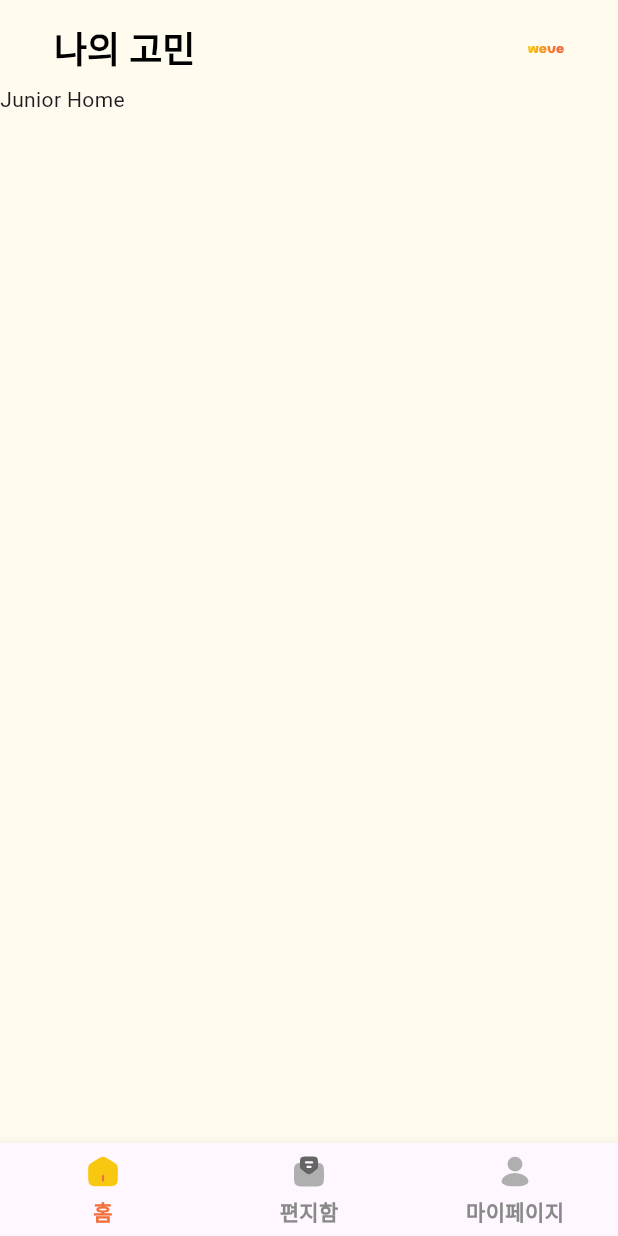
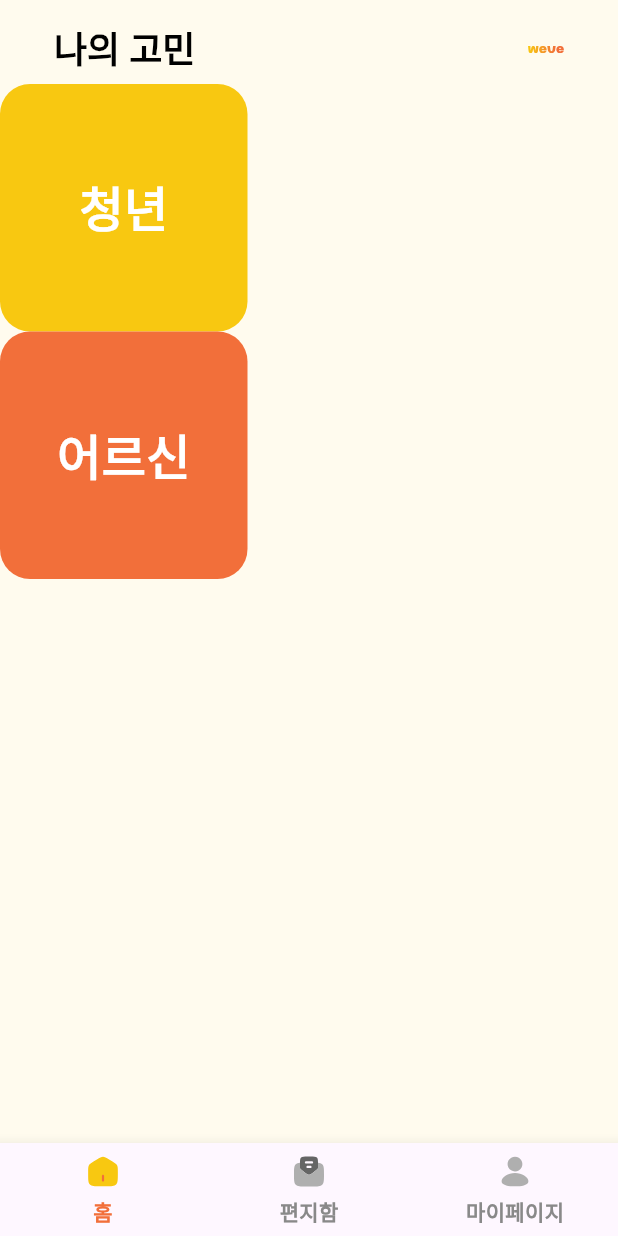
Before and after one commit to gdsc-ssu/gdgoc-weve-client, a Flutter app: the screen it shows after launch, on a phone screen of 412 x 824 dp. Run offline on Flutter 3.47's test engine with Material 3 defaults, Android fonts, the phone set to English and light mode, and no system bars; our stand-ins replace flutter_riverpod, flutter_svg; Roboto replaces fonts that are missing (Pretendard).

Commit message:
feat: 어르신,청년 모드 설정 버튼 컴포넌트

```diff
--- a/lib/commons/widgets/header/viewmodel/header_viewmodel.dart
+++ b/lib/commons/widgets/header/viewmodel/header_viewmodel.dart
@@ -1,4 +1,3 @@
-import 'package:flutter/material.dart';
 import 'package:flutter_riverpod/flutter_riverpod.dart';
 import 'package:weve_client/commons/widgets/header/model/header_config.dart';
 import 'package:weve_client/commons/widgets/header/model/header_type.dart';
--- /dev/null
+++ b/lib/commons/widgets/mode_button/model/mode_type.dart
@@ -0,0 +1,35 @@
+import 'package:flutter/material.dart';
+import 'package:weve_client/core/constants/colors.dart';
+
+enum ModeType {
+  senior,
+  junior,
+}
+
+class ModeTypeModel {
+  final ModeType type;
+  final String text;
+  final Color color;
+
+  ModeTypeModel({required this.type})
+      : text = _getDefaultText(type),
+        color = _getDefaultColor(type);
+
+  static String _getDefaultText(ModeType type) {
+    switch (type) {
+      case ModeType.senior:
+        return "어르신";
+      case ModeType.junior:
+        return "청년";
+    }
+  }
+
+  static Color _getDefaultColor(ModeType type) {
+    switch (type) {
+      case ModeType.senior:
+        return WeveColor.main.orange1;
+      case ModeType.junior:
+        return WeveColor.main.yellow1;
+    }
+  }
+}
--- /dev/null
+++ b/lib/commons/widgets/mode_button/view/mode_button.dart
@@ -0,0 +1,36 @@
+import 'package:flutter/material.dart';
+import 'package:weve_client/commons/widgets/mode_button/model/mode_type.dart';
+import 'package:weve_client/core/constants/colors.dart';
+import 'package:weve_client/core/constants/fonts.dart';
+
+class ModeButton extends StatelessWidget {
+  final ModeTypeModel modeTypeModel;
+  final Widget targetScreen;
+  const ModeButton(
+      {super.key, required this.modeTypeModel, required this.targetScreen});
+
+  @override
+  Widget build(BuildContext context) {
+    return GestureDetector(
+      onTap: () {
+        Navigator.push(
+          context,
+          MaterialPageRoute(builder: (context) => targetScreen),
+        );
+      },
+      child: Container(
+        width: 165,
+        height: 165,
+        decoration: BoxDecoration(
+          color: modeTypeModel.color,
+          borderRadius: BorderRadius.circular(20),
+        ),
+        alignment: Alignment.center,
+        child: Text(
+          modeTypeModel.text,
+          style: WeveText.header1(color: WeveColor.gray.gray8),
+        ),
+      ),
+    );
+  }
+}
--- /dev/null
+++ b/lib/commons/widgets/mode_button/viewmodel/mode_type_viewmodel.dart
@@ -0,0 +1,21 @@
+import 'package:flutter_riverpod/flutter_riverpod.dart';
+import 'package:weve_client/commons/widgets/mode_button/model/mode_type.dart';
+import 'package:weve_client/core/constants/colors.dart';
+
+final modeTypeProvider =
+    StateNotifierProvider<ModeTypeViewmodel, ModeType?>((ref) {
+  return ModeTypeViewmodel();
+});
+
+class ModeTypeViewmodel extends StateNotifier<ModeType?> {
+  ModeTypeViewmodel() : super(null);
+
+  final List<ModeTypeModel> userTypes = [
+    ModeTypeModel(type: ModeType.senior),
+    ModeTypeModel(type: ModeType.junior)
+  ];
+
+  void selectUserType(ModeType type) {
+    state = type;
+  }
+}
--- a/lib/features/junior/presentation/views/junior_home_screen.dart
+++ b/lib/features/junior/presentation/views/junior_home_screen.dart
@@ -1,4 +1,8 @@
 import 'package:flutter/material.dart';
+import 'package:weve_client/commons/widgets/mode_button/model/mode_type.dart';
+import 'package:weve_client/commons/widgets/mode_button/view/mode_button.dart';
+import 'package:weve_client/core/constants/colors.dart';
+import 'package:weve_client/features/junior/presentation/views/junior_my_screen.dart';
 
 class JuniorHomeScreen extends StatefulWidget {
   const JuniorHomeScreen({super.key});
@@ -11,7 +15,19 @@ class _JuniorHomeScreenState extends State<JuniorHomeScreen> {
   @override
   Widget build(BuildContext context) {
     return Scaffold(
-      body: Text("Junior Home"),
-    );
+        body: Column(
+      children: [
+        ModeButton(
+            modeTypeModel: ModeTypeModel(
+              type: ModeType.junior,
+            ),
+            targetScreen: JuniorMyScreen()),
+        ModeButton(
+            modeTypeModel: ModeTypeModel(
+              type: ModeType.senior,
+            ),
+            targetScreen: JuniorMyScreen())
+      ],
+    ));
   }
 }
```
